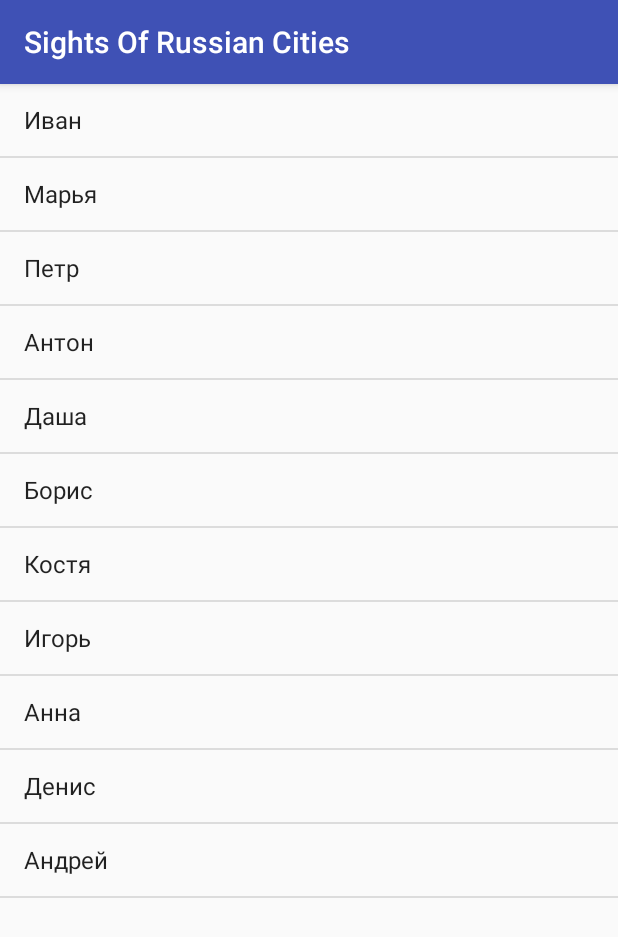
After one commit to ArsenyMalkov/SightsOfRussianCities, an Android app: the fragment ChooseCityFragment shown on its own in the app's theme, on a phone screen of 412 x 824 dp. The commit adds this screen. Shown: the top 937 px of the screen. Run offline under Robolectric (Android 15) with nearby library versions, the phone set to English and light mode, and no system bars; libraries missing offline, so code that uses them is left out: retrofit2.adapter.rxjava, rx.android.schedulers, rx.schedulers; 2 statements that could not run were skipped.

Commit message:
added ChooseCityFragment, regions parsing

```diff
--- /dev/null
+++ b/app/src/main/java/com/arsenymalkov/sightsofrussiancities/main/ChooseCityFragment.java
@@ -0,0 +1,119 @@
+package com.arsenymalkov.sightsofrussiancities.main;
+
+
+import android.os.Bundle;
+import android.support.annotation.Nullable;
+import android.support.v4.app.Fragment;
+import android.util.Log;
+import android.view.LayoutInflater;
+import android.view.View;
+import android.view.ViewGroup;
+import android.widget.ArrayAdapter;
+import android.widget.ListView;
+
+import com.arsenymalkov.sightsofrussiancities.R;
+import com.arsenymalkov.sightsofrussiancities.network.RestClient;
+
+import java.io.IOException;
+import java.util.HashMap;
+
+import okhttp3.ResponseBody;
+import retrofit2.Response;
+import retrofit2.adapter.rxjava.HttpException;
+import rx.Subscriber;
+import rx.android.schedulers.AndroidSchedulers;
+import rx.schedulers.Schedulers;
+
+public class ChooseCityFragment extends Fragment {
+
+    private String[] names = { "Иван", "Марья", "Петр", "Антон", "Даша", "Борис",
+            "Костя", "Игорь", "Анна", "Денис", "Андрей" };
+
+    @Override
+    public void onCreate(@Nullable Bundle savedInstanceState) {
+        super.onCreate(savedInstanceState);
+
+        fetchRegions();
+    }
+
+    @Override
+    public View onCreateView(LayoutInflater inflater, ViewGroup container,
+                             Bundle savedInstanceState) {
+        View view = inflater.inflate(R.layout.fragment_choose_city, container, false);
+
+        ListView listView = (ListView) view.findViewById(R.id.list_view);
+
+        ArrayAdapter<String> adapter = new ArrayAdapter<>(getContext(),
+                android.R.layout.simple_list_item_1, names);
+
+        listView.setAdapter(adapter);
+
+        return view;
+    }
+
+    public void fetchRegions() {
+        HashMap<String, String> params = new HashMap<>();
+        params.put("russia_travel_hash", "tohlUaNuaa7a9aa70a48c411f8e7ea9171d5c785");
+        params.put("russia_travel_passwd", "greentoll");
+        params.put("russia_travel_login", "madnessw");
+        params.put("xml", "<?xml version=\"1.0\" encoding=\"UTF-8\"?>"
+                + "<request action=\"get-library\" type=\"addressRegion\" />");
+
+        final rx.Observable<ResponseBody> call = RestClient.getRestApi().getRegions(params);
+        call.subscribeOn(Schedulers.io()).observeOn(AndroidSchedulers.mainThread()).subscribe(new Subscriber<ResponseBody>() {
+            @Override
+            public void onCompleted() {
+//                progressBar.setVisibility(View.GONE);
+            }
+
+            @Override
+            public void onError(Throwable e) {
+//                progressBar.setVisibility(View.GONE);
+
+                // Non-2XX http error happened
+                if (e instanceof HttpException) {
+                    HttpException httpException = (HttpException) e;
+                    Response response = httpException.response();
+
+                    switch (response.code()) {
+                        // Hotel not found
+                        case 404:
+//                            SessionManager sessionManager = new SessionManager(getContext());
+//                            sessionManager.logOut();
+                            break;
+                    }
+//                    response.errorBody();
+                }
+
+                // A network error happened
+                if (e instanceof IOException) {
+//                    Toast.makeText(getContext(), R.string.error_network_check_internet, Toast.LENGTH_LONG).show();
+
+//                    getActivity().getSupportFragmentManager()
+//                            .beginTransaction()
+//                            .replace(R.id.fragment_container, new ConnectionErrorFragment())
+//                            .addToBackStack(null)
+//                            .commit();
+                }
+
+                e.printStackTrace();
+            }
+
+            @Override
+            public void onNext(ResponseBody responseBody) {
+                try {
+                    Log.d("TEST", responseBody.string());
+                } catch (IOException e) {
+                    e.printStackTrace();
+                }
+//                try {
+//                    AndroidSaxParser androidSightsSaxParser = new AndroidSaxParser(responseBody.string());
+//                    List<Sight> sightList = androidSightsSaxParser.parseSights();
+//                } catch (IOException e) {
+//                    e.printStackTrace();
+//                }
+            }
+        });
+    }
+
+}
--- a/app/src/main/java/com/arsenymalkov/sightsofrussiancities/main/MainActivity.java
+++ b/app/src/main/java/com/arsenymalkov/sightsofrussiancities/main/MainActivity.java
@@ -15,7 +15,7 @@ public class MainActivity extends AppCompatActivity {
         if (savedInstanceState == null) {
             getSupportFragmentManager()
                     .beginTransaction()
-                    .replace(R.id.fragment_map, new MainFragment())
+                    .replace(R.id.fragment_container, new MainFragment())
                     .commit();
         }
     }
--- a/app/src/main/java/com/arsenymalkov/sightsofrussiancities/map/MapActivity.java
+++ b/app/src/main/java/com/arsenymalkov/sightsofrussiancities/map/MapActivity.java
@@ -25,13 +25,10 @@ public class MapActivity extends AppCompatActivity {
             mapFragment.setSearchCity(searchCity);
         }
 
-//        MapFragment mapFragment = (MapFragment) getFragmentManager().findFragmentById(R.id.map);
-//        mapFragment.getMapAsync(this);
-
         if (savedInstanceState == null) {
             getFragmentManager()
                     .beginTransaction()
-                    .replace(R.id.fragment_map, mapFragment)
+                    .replace(R.id.fragment_container, mapFragment)
                     .commit();
         }
     }
--- a/app/src/main/java/com/arsenymalkov/sightsofrussiancities/map/MapFragment.java
+++ b/app/src/main/java/com/arsenymalkov/sightsofrussiancities/map/MapFragment.java
@@ -14,7 +14,7 @@ import android.util.Log;
 
 import com.arsenymalkov.sightsofrussiancities.R;
 import com.arsenymalkov.sightsofrussiancities.network.RestClient;
-import com.arsenymalkov.sightsofrussiancities.utils.xmlparser.AndroidSightsSaxParser;
+import com.arsenymalkov.sightsofrussiancities.utils.xmlparser.AndroidSaxParser;
 import com.google.android.gms.common.ConnectionResult;
 import com.google.android.gms.common.api.GoogleApiClient;
 import com.google.android.gms.location.LocationServices;
@@ -213,8 +213,8 @@ public class MapFragment extends com.google.android.gms.maps.MapFragment impleme
                 );
 
                 try {
-                    AndroidSightsSaxParser androidSightsSaxParser = new AndroidSightsSaxParser(responseBody.string());
-                    List<Sight> sightList = androidSightsSaxParser.parse();
+                    AndroidSaxParser androidSightsSaxParser = new AndroidSaxParser(responseBody.string());
+                    List<Sight> sightList = androidSightsSaxParser.parseSights();
 
                     for (Sight sight : sightList) {
 //                        if (sight == currentSight) {
--- a/app/src/main/res/layout/activity_main.xml
+++ b/app/src/main/res/layout/activity_main.xml
@@ -17,7 +17,7 @@
         <!--/>-->
 
     <FrameLayout
-        android:id="@+id/fragment_map"
+        android:id="@+id/fragment_container"
         android:layout_width="wrap_content"
         android:layout_height="wrap_content"
         />
--- a/app/src/main/res/layout/activity_map.xml
+++ b/app/src/main/res/layout/activity_map.xml
@@ -9,7 +9,7 @@
     >
 
     <FrameLayout
-        android:id="@+id/fragment_map"
+        android:id="@+id/fragment_container"
         android:layout_width="match_parent"
         android:layout_height="match_parent"
         />
--- /dev/null
+++ b/app/src/main/res/layout/fragment_choose_city.xml
@@ -0,0 +1,13 @@
+<FrameLayout xmlns:android="http://schemas.android.com/apk/res/android"
+             xmlns:tools="http://schemas.android.com/tools"
+             android:layout_width="match_parent"
+             android:layout_height="match_parent"
+             tools:context="com.arsenymalkov.sightsofrussiancities.main.ChooseCityFragment">
+
+    <ListView
+        android:id="@+id/list_view"
+        android:layout_width="match_parent"
+        android:layout_height="match_parent"
+        />
+
+</FrameLayout>
```
Also changed, not shown: app/src/main/java/com/arsenymalkov/sightsofrussiancities/main/MainFragment.java (+13 -2 lines), app/src/main/java/com/arsenymalkov/sightsofrussiancities/network/RestApi.java (+8 -0 lines), app/src/main/java/com/arsenymalkov/sightsofrussiancities/utils/xmlparser/AndroidSaxParser.java (renamed from app/src/main/java/com/arsenymalkov/sightsofrussiancities/utils/xmlparser/AndroidSightsSaxParser.java, +10 -4 lines), app/src/main/java/com/arsenymalkov/sightsofrussiancities/utils/xmlparser/BaseParser.java (renamed from app/src/main/java/com/arsenymalkov/sightsofrussiancities/utils/xmlparser/BaseSightsParser.java, +5 -5 lines), app/src/main/java/com/arsenymalkov/sightsofrussiancities/utils/xmlparser/Parser.java (renamed from app/src/main/java/com/arsenymalkov/sightsofrussiancities/utils/xmlparser/SightsParser.java, +5 -2 lines), app/src/main/res/layout/list_item_city.xml (added, +12 -0 lines).
